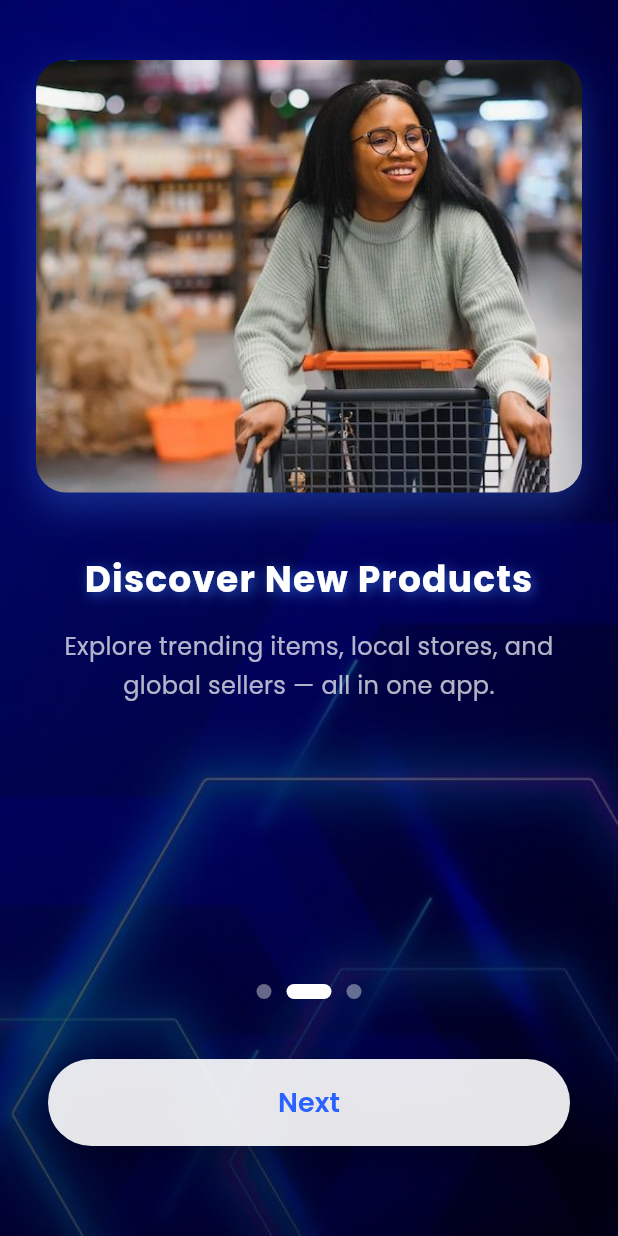
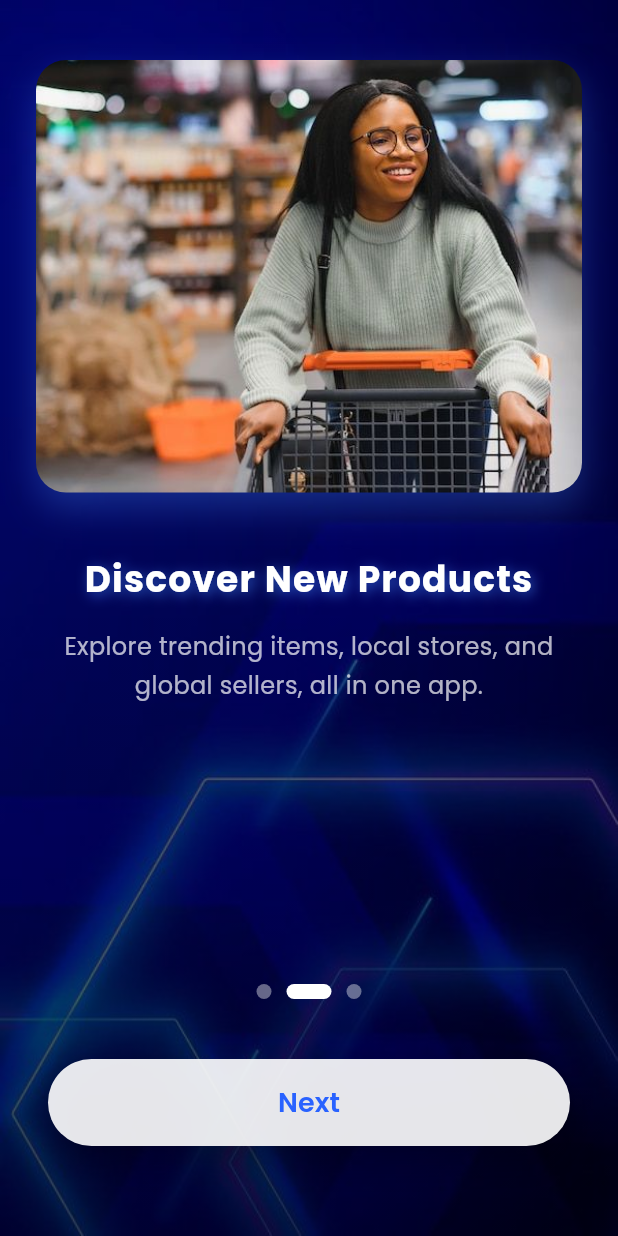
Before and after one commit to Sanctity07/connectify, a Flutter app: the screen it shows after launch, swiped to page 2, on a phone screen of 412 x 824 dp. Run offline on Flutter 3.47's test engine with Material 3 defaults, Android fonts, the phone set to English and light mode, and no system bars; drawn by our look-alikes of smooth_page_indicator; our stand-ins replace google_fonts.

Commit message:
Onboarding correction

```diff
--- a/lib/view/onboarding_screen.dart
+++ b/lib/view/onboarding_screen.dart
@@ -58,7 +58,7 @@ class _OnboardingScreenState extends State<OnboardingScreen> {
                         image: 'assets/images/onboard2.jpg',
                         title: "Discover New Products",
                         description:
-                            "Explore trending items, local stores, and global sellers — all in one app.",
+                            "Explore trending items, local stores, and global sellers, all in one app.",
                       ),
                       buildPage(
                         image: 'assets/images/onboard3.jpg',
@@ -126,7 +126,7 @@ class _OnboardingScreenState extends State<OnboardingScreen> {
                   ),
                 ),
 
-                const SizedBox(height: 60), // extra breathing space at bottom
+                const SizedBox(height: 60),
               ],
             ),
           ),
```
